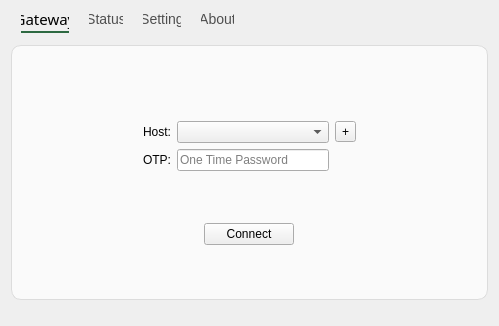
This is dtlslink.ui in tlslink/anylink-client as Qt 5 draws it before an edit. The edited form follows.
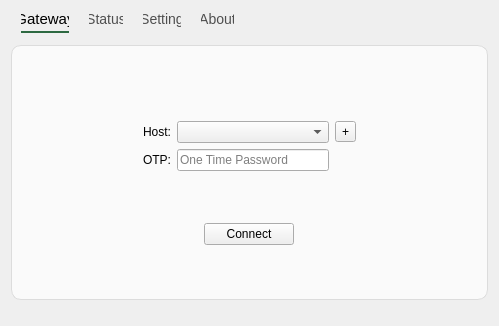
This is the edited form. Custom widgets are drawn as their Qt base class.

Commit message: fix install dependencies

```diff
--- a/dtlslink.ui
+++ b/dtlslink.ui
@@ -32,9 +32,12 @@
 		margin-left: 10px;
 }
 QTabBar::tab:selected {
-		font: 15px solid;
-		color: black;
+		font: 15px;
 		border-bottom: 2px solid rgb(45, 105, 65);
+       color: black;
+		height: 25px;
+		margin-right: 10px;
+		margin-left: 10px;
 }
 QTabWidget#tabWidget::pane {
 		border: 1px solid rgb(220, 220, 220);
```
Left out of the diff: 4 changed lines with no effect on the pictures. The commit also changes 2 other files.
